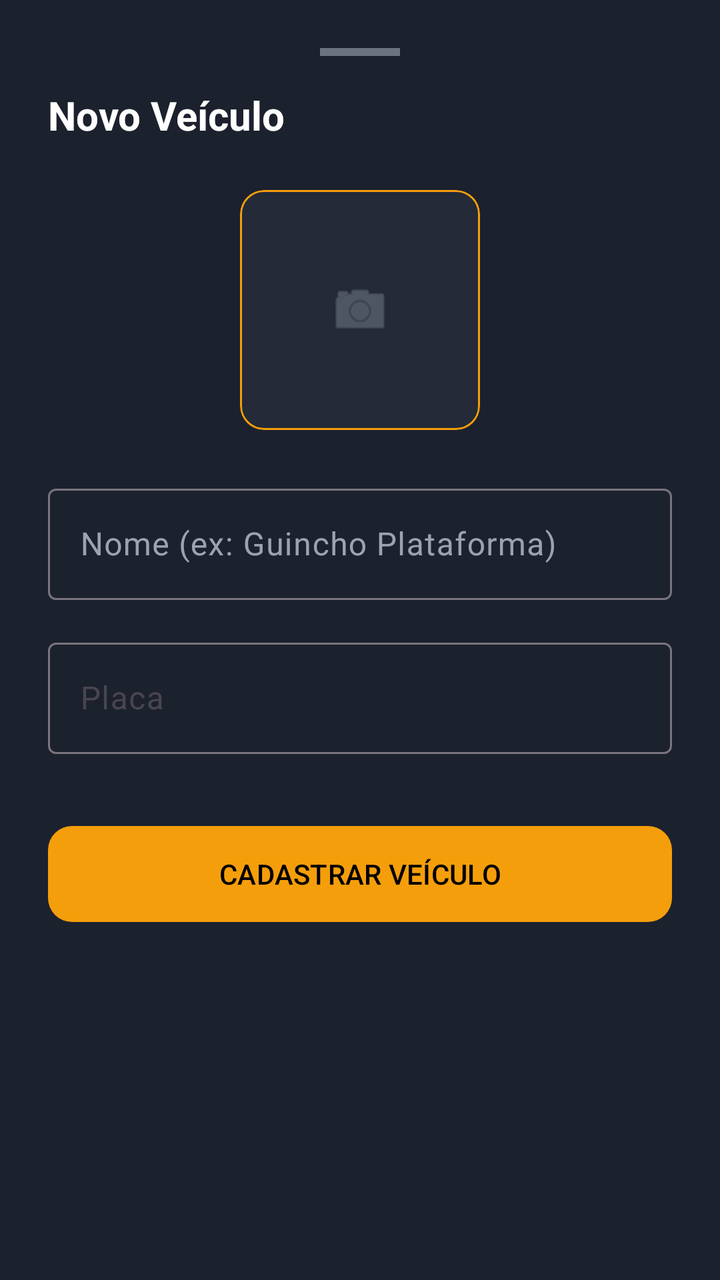
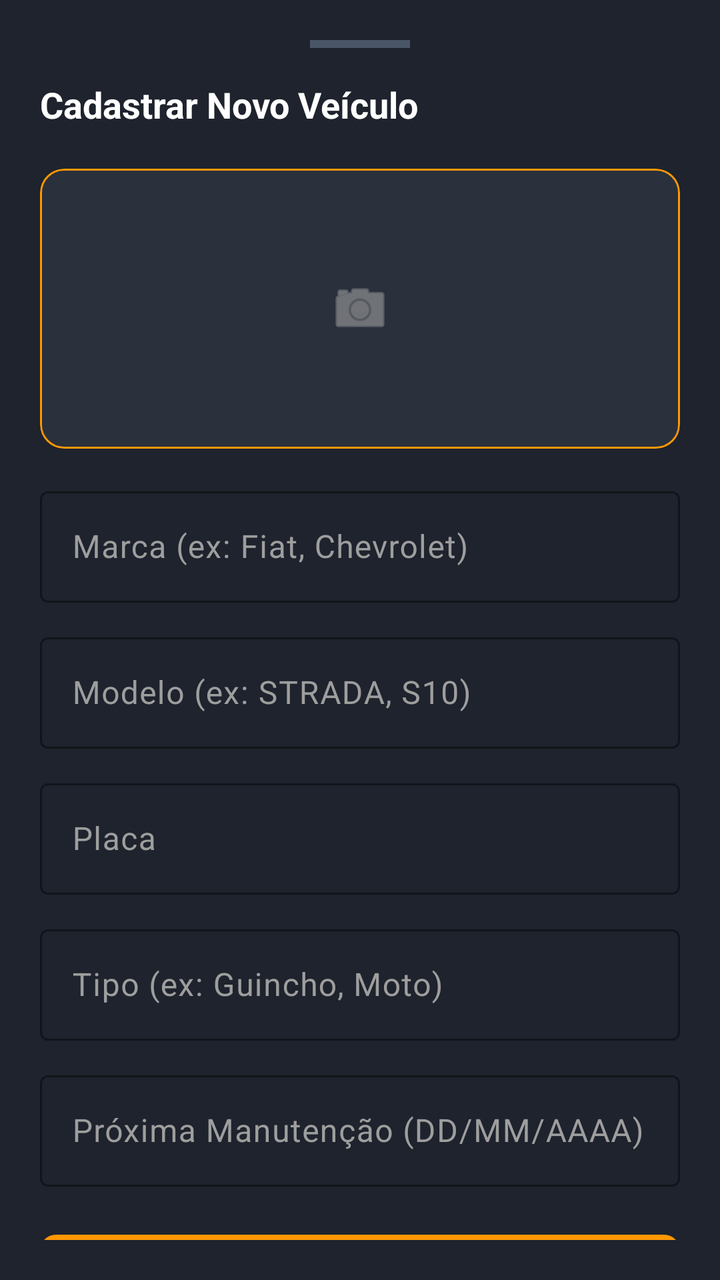

Compare the two renders of this Android layout. The source of the first and the diff that turns it into the second are given below.
<!-- AndroidManifest.xml: application theme Theme.Salvo -->
<!-- res/layout/layout_dialog_add_veiculo.xml -->
<?xml version="1.0" encoding="utf-8"?>
<LinearLayout xmlns:android="http://schemas.android.com/apk/res/android"
    xmlns:app="http://schemas.android.com/apk/res-auto"
    android:layout_width="match_parent"
    android:layout_height="wrap_content"
    android:background="#1C212E"
    android:orientation="vertical"
    android:padding="24dp">

    <View
        android:layout_width="40dp"
        android:layout_height="4dp"
        android:layout_gravity="center_horizontal"
        android:layout_marginBottom="16dp"
        android:background="#6B7280" />

    <TextView
        android:layout_width="wrap_content"
        android:layout_height="wrap_content"
        android:text="Novo Veículo"
        android:textColor="#FFFFFF"
        android:textSize="20sp"
        android:textStyle="bold" />

    <com.google.android.material.card.MaterialCardView
        android:id="@+id/card_foto_novo_veiculo"
        android:layout_width="120dp"
        android:layout_height="120dp"
        android:layout_gravity="center"
        android:layout_marginTop="24dp"
        app:cardBackgroundColor="#242A38"
        app:cardCornerRadius="12dp"
        app:strokeColor="#F59E0B"
        app:strokeWidth="1dp">
        <ImageView
            android:id="@+id/iv_preview_foto"
            android:layout_width="match_parent"
            android:layout_height="match_parent"
            android:scaleType="centerInside"
            android:src="@android:drawable/ic_menu_camera"
            app:tint="#6B7280" />
    </com.google.android.material.card.MaterialCardView>

    <com.google.android.material.textfield.TextInputLayout
        android:layout_width="match_parent"
        android:layout_height="wrap_content"
        android:layout_marginTop="24dp"
        android:hint="Nome (ex: Guincho Plataforma)"
        android:textColorHint="#9CA3AF"
        app:hintTextColor="#F59E0B">
        <com.google.android.material.textfield.TextInputEditText
            android:id="@+id/et_nome_veiculo"
            android:layout_width="match_parent"
            android:layout_height="wrap_content"
            android:textColor="#FFFFFF" />
    </com.google.android.material.textfield.TextInputLayout>

    <com.google.android.material.textfield.TextInputLayout
        android:layout_width="match_parent"
        android:layout_height="wrap_content"
        android:layout_marginTop="16dp"
        android:hint="Placa"
        app:hintTextColor="#F59E0B">
        <com.google.android.material.textfield.TextInputEditText
            android:id="@+id/et_placa_veiculo"
            android:layout_width="match_parent"
            android:layout_height="wrap_content"
            android:inputType="textCapCharacters"
            android:textColor="#FFFFFF" />
    </com.google.android.material.textfield.TextInputLayout>

    <com.google.android.material.button.MaterialButton
        android:id="@+id/btn_salvar_veiculo"
        android:layout_width="match_parent"
        android:layout_height="56dp"
        android:layout_marginTop="32dp"
        android:text="CADASTRAR VEÍCULO"
        android:textColor="#000000"
        app:backgroundTint="#F59E0B"
        app:cornerRadius="12dp" />

</LinearLayout>
<!-- resources referenced by this layout -->
<resources>
  <style name="Theme.Salvo" parent="Theme.Material3.Light.NoActionBar">
          <item name="colorPrimary">@color/purple_500</item>
          <item name="colorPrimaryDark">@color/purple_700</item>
          <item name="colorAccent">@color/teal_200</item>
      </style>
  <color name="purple_500">#FF6200EE</color>
  <color name="purple_700">#FF3700B3</color>
  <color name="teal_200">#FF03DAC5</color>
</resources>

<!-- the commit's change to res/layout/layout_dialog_add_veiculo.xml (unified diff, before → after) -->
@@ -3,80 +3,135 @@
     xmlns:app="http://schemas.android.com/apk/res-auto"
     android:layout_width="match_parent"
     android:layout_height="wrap_content"
-    android:background="#1C212E"
     android:orientation="vertical"
-    android:padding="24dp">
+    android:padding="20dp"
+    android:background="#1E232D">
 
     <View
-        android:layout_width="40dp"
+        android:layout_width="50dp"
         android:layout_height="4dp"
+        android:background="#4A5568"
         android:layout_gravity="center_horizontal"
-        android:layout_marginBottom="16dp"
-        android:background="#6B7280" />
+        android:layout_marginBottom="16dp"/>
 
     <TextView
+        android:id="@+id/tv_titulo_dialog_veiculo"
         android:layout_width="wrap_content"
         android:layout_height="wrap_content"
-        android:text="Novo Veículo"
+        android:text="Cadastrar Novo Veículo"
+        android:textSize="18sp"
+        android:textStyle="bold"
         android:textColor="#FFFFFF"
-        android:textSize="20sp"
-        android:textStyle="bold" />
+        android:layout_marginBottom="20dp" />
 
     <com.google.android.material.card.MaterialCardView
         android:id="@+id/card_foto_novo_veiculo"
-        android:layout_width="120dp"
-        android:layout_height="120dp"
-        android:layout_gravity="center"
-        android:layout_marginTop="24dp"
-        app:cardBackgroundColor="#242A38"
+        android:layout_width="match_parent"
+        android:layout_height="140dp"
+        android:layout_marginBottom="16dp"
+        app:cardBackgroundColor="#2A303C"
         app:cardCornerRadius="12dp"
-        app:strokeColor="#F59E0B"
-        app:strokeWidth="1dp">
+        app:strokeWidth="1dp"
+        app:strokeColor="#FF9800">
+
         <ImageView
             android:id="@+id/iv_preview_foto"
             android:layout_width="match_parent"
             android:layout_height="match_parent"
-            android:scaleType="centerInside"
             android:src="@android:drawable/ic_menu_camera"
-            app:tint="#6B7280" />
+            app:tint="#9E9E9E"
+            android:scaleType="center"
+            android:contentDescription="Preview da foto" />
     </com.google.android.material.card.MaterialCardView>
 
     <com.google.android.material.textfield.TextInputLayout
         android:layout_width="match_parent"
         android:layout_height="wrap_content"
-        android:layout_marginTop="24dp"
-        android:hint="Nome (ex: Guincho Plataforma)"
-        android:textColorHint="#9CA3AF"
-        app:hintTextColor="#F59E0B">
+        android:layout_marginBottom="12dp"
+        app:hintTextColor="#FF9800"
+        android:textColorHint="#9E9E9E"
+        app:boxStrokeColor="#FF9800">
         <com.google.android.material.textfield.TextInputEditText
-            android:id="@+id/et_nome_veiculo"
+            android:id="@+id/et_marca_veiculo"
             android:layout_width="match_parent"
             android:layout_height="wrap_content"
-            android:textColor="#FFFFFF" />
+            android:hint="Marca (ex: Fiat, Chevrolet)"
+            android:textColor="#FFFFFF"
+            android:inputType="textCapWords" />
     </com.google.android.material.textfield.TextInputLayout>
 
     <com.google.android.material.textfield.TextInputLayout
         android:layout_width="match_parent"
         android:layout_height="wrap_content"
-        android:layout_marginTop="16dp"
-        android:hint="Placa"
-        app:hintTextColor="#F59E0B">
+        android:layout_marginBottom="12dp"
+        app:hintTextColor="#FF9800"
+        android:textColorHint="#9E9E9E"
+        app:boxStrokeColor="#FF9800">
+        <com.google.android.material.textfield.TextInputEditText
+            android:id="@+id/et_nome_veiculo"
+            android:layout_width="match_parent"
+            android:layout_height="wrap_content"
+            android:hint="Modelo (ex: STRADA, S10)"
+            android:textColor="#FFFFFF"
+            android:inputType="textCapCharacters" />
+    </com.google.android.material.textfield.TextInputLayout>
+
+    <com.google.android.material.textfield.TextInputLayout
+        android:layout_width="match_parent"
+        android:layout_height="wrap_content"
+        android:layout_marginBottom="12dp"
+        app:hintTextColor="#FF9800"
+        android:textColorHint="#9E9E9E"
+        app:boxStrokeColor="#FF9800">
         <com.google.android.material.textfield.TextInputEditText
             android:id="@+id/et_placa_veiculo"
             android:layout_width="match_parent"
             android:layout_height="wrap_content"
-            android:inputType="textCapCharacters"
-            android:textColor="#FFFFFF" />
+            android:hint="Placa"
+            android:textColor="#FFFFFF"
+            android:inputType="textCapCharacters" />
+    </com.google.android.material.textfield.TextInputLayout>
+
+    <com.google.android.material.textfield.TextInputLayout
+        android:layout_width="match_parent"
+        android:layout_height="wrap_content"
+        android:layout_marginBottom="12dp"
+        app:hintTextColor="#FF9800"
+        android:textColorHint="#9E9E9E"
+        app:boxStrokeColor="#FF9800">
+        <com.google.android.material.textfield.TextInputEditText
+            android:id="@+id/et_tipo_veiculo"
+            android:layout_width="match_parent"
+            android:layout_height="wrap_content"
+            android:hint="Tipo (ex: Guincho, Moto)"
+            android:textColor="#FFFFFF"
+            android:inputType="textCapWords" />
+    </com.google.android.material.textfield.TextInputLayout>
+
+    <com.google.android.material.textfield.TextInputLayout
+        android:layout_width="match_parent"
+        android:layout_height="wrap_content"
+        android:layout_marginBottom="20dp"
+        app:hintTextColor="#FF9800"
+        android:textColorHint="#9E9E9E"
+        app:boxStrokeColor="#FF9800">
+        <com.google.android.material.textfield.TextInputEditText
+            android:id="@+id/et_data_manutencao"
+            android:layout_width="match_parent"
+            android:layout_height="wrap_content"
+            android:hint="Próxima Manutenção (DD/MM/AAAA)"
+            android:textColor="#FFFFFF"
+            android:inputType="date" />
     </com.google.android.material.textfield.TextInputLayout>
 
     <com.google.android.material.button.MaterialButton
         android:id="@+id/btn_salvar_veiculo"
         android:layout_width="match_parent"
-        android:layout_height="56dp"
-        android:layout_marginTop="32dp"
+        android:layout_height="52dp"
         android:text="CADASTRAR VEÍCULO"
-        android:textColor="#000000"
-        app:backgroundTint="#F59E0B"
-        app:cornerRadius="12dp" />
+        android:textColor="#1E232D"
+        android:textStyle="bold"
+        app:backgroundTint="#FF9800"
+        app:cornerRadius="8dp" />
 
 </LinearLayout>
